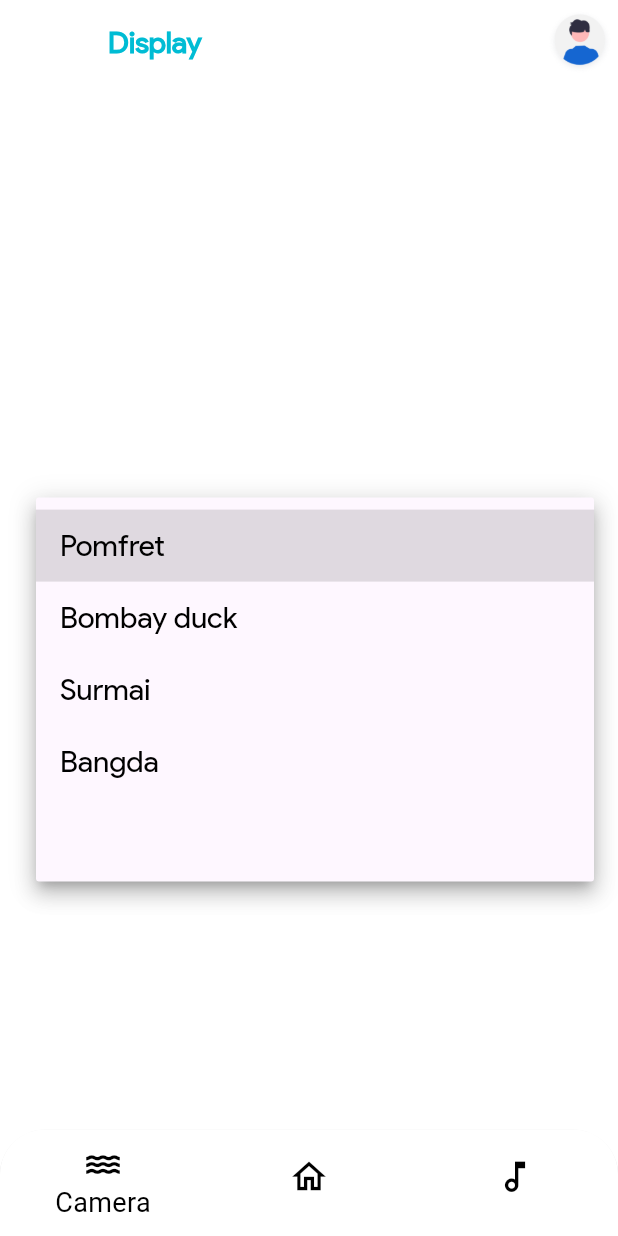
After one commit to paarshva21/JalAnveshak, a Flutter app: the UserPage screen opened directly, after a tap on "Pomfret", on a phone screen of 412 x 824 dp. The commit adds this screen. Run offline on Flutter 3.47's test engine with Material 3 defaults, Android fonts, the phone set to English and light mode, and no system bars; our stand-ins replace adaptive_theme, email_validator, file_picker, flutter_onboarding_slider, flutter_spinkit, font_awesome_flutter and 10 more; missing offline and left inert: flutter_phone_direct_caller, flutter_sound, model_viewer_plus; accounts and stored records are empty; generated files the repository leaves out were written again; project files that could hold a hidden picture were left out.

Commit message:
final commit

```diff
--- /dev/null
+++ b/lib/Screens/BottomBar/fish.dart
@@ -0,0 +1,87 @@
+import 'package:flutter/material.dart';
+import 'package:jal_anveshak/constants.dart';
+import 'package:flutter_gen/gen_l10n/app_localizations.dart';
+
+class FishPage extends StatefulWidget {
+  const FishPage({super.key});
+
+  @override
+  State<FishPage> createState() => _FishPageState();
+}
+
+class _FishPageState extends State<FishPage> {
+  String selectedVal = 'en';
+  double deviceHeight = Constants().deviceHeight,
+      deviceWidth = Constants().deviceWidth;
+
+  @override
+  Widget build(BuildContext context) {
+    var height = MediaQuery.of(context).size.height;
+    var width = MediaQuery.of(context).size.width;
+
+    return SafeArea(
+      child: Column(
+        mainAxisAlignment: MainAxisAlignment.center,
+        children: [
+          Padding(
+            padding: const EdgeInsets.all(40.0),
+            child: DropdownButtonFormField(
+              onChanged: (v) => setState(() {
+                selectedVal = v!;
+              }),
+              value: selectedVal,
+              items: const [
+                DropdownMenuItem(
+                  value: 'en',
+                  child: Text('Pomfret'),
+                ),
+                DropdownMenuItem(value: 'hi', child: Text('Bombay duck')),
+                DropdownMenuItem(value: 'ar', child: Text('Surmai')),
+                DropdownMenuItem(value: 'al', child: Text('Bangda')),
+                DropdownMenuItem(value: 'ai', child: Text('')),
+              ],
+              style: const TextStyle(
+                  fontFamily: "productSansReg",
+                  color: Colors.black,
+                  fontWeight: FontWeight.w500,
+                  fontSize: 20),
+              decoration: InputDecoration(
+                  contentPadding: const EdgeInsets.all(13),
+                  fillColor: Colors.white,
+                  filled: true,
+                  border: OutlineInputBorder(
+                      borderRadius: BorderRadius.circular(7.0),
+                      borderSide: BorderSide.none)),
+            ),
+          ),
+          SizedBox(
+            height: 20 * (height / deviceHeight),
+          ),
+          SizedBox(
+            width: width * (135.0 / 340),
+            height: height * (40.0 / 804),
+            child: ElevatedButton(
+              onPressed: () {},
+              style: ButtonStyle(
+                  backgroundColor: MaterialStateProperty.all(
+                    Colors.cyan[500],
+                  ),
+                  shape: MaterialStateProperty.all<RoundedRectangleBorder>(
+                      RoundedRectangleBorder(
+                    borderRadius: BorderRadius.circular(7.0),
+                  ))),
+              child: Text(
+                AppLocalizations.of(context)!.proceed,
+                style: const TextStyle(
+                    fontFamily: "productSansReg",
+                    color: Colors.white,
+                    fontWeight: FontWeight.w700,
+                    fontSize: 18),
+              ),
+            ),
+          ),
+        ],
+      ),
+    );
+  }
+}
--- a/lib/Screens/UserPage.dart
+++ b/lib/Screens/UserPage.dart
@@ -1,5 +1,5 @@
 import 'package:jal_anveshak/Screens/BottomBar/Chat/chatGemini/gemini.dart';
-
+import 'package:jal_anveshak/Screens/BottomBar/fish.dart';
 import 'BottomBar/AudioInput.dart';
 import 'BottomBar/Chat/TextInput.dart';
 import 'BottomBar/OCRInput.dart';
@@ -28,7 +28,7 @@ class _UserPageState extends State<UserPage> {
   void initState() {
     super.initState();
     screens = const [
-      OCRInput(),
+      FishPage(),
       GeminiPage(),
       AudioInput(),
     ];
@@ -40,18 +40,13 @@ class _UserPageState extends State<UserPage> {
     var width = MediaQuery.of(context).size.width;
 
     titleList = [
-      AppLocalizations.of(context)!.camera,
+      AppLocalizations.of(context)!.display,
       AppLocalizations.of(context)!.home,
       AppLocalizations.of(context)!.audio
     ];
 
     return SafeArea(
       child: Scaffold(
-        // floatingActionButton: FloatingActionButton(
-        //   onPressed: () {},
-        //   backgroundColor: Colors.cyan[500],
-        //   child: const FaIcon(FontAwesomeIcons.robot),
-        // ),
         extendBodyBehindAppBar: true,
         extendBody: true,
         appBar: AppBar(
@@ -107,7 +102,7 @@ class _UserPageState extends State<UserPage> {
               items: [
                 BottomNavigationBarItem(
                   icon: const FaIcon(
-                    Icons.account_balance,
+                    Icons.water,
                     color: Colors.black,
                   ),
                   label: AppLocalizations.of(context)!.camera,
@@ -121,7 +116,7 @@ class _UserPageState extends State<UserPage> {
                 ),
                 BottomNavigationBarItem(
                   icon: const Icon(
-                    Icons.auto_graph_outlined,
+                    Icons.audiotrack_outlined,
                     color: Colors.black,
                   ),
                   label: AppLocalizations.of(context)!.audio,
```
